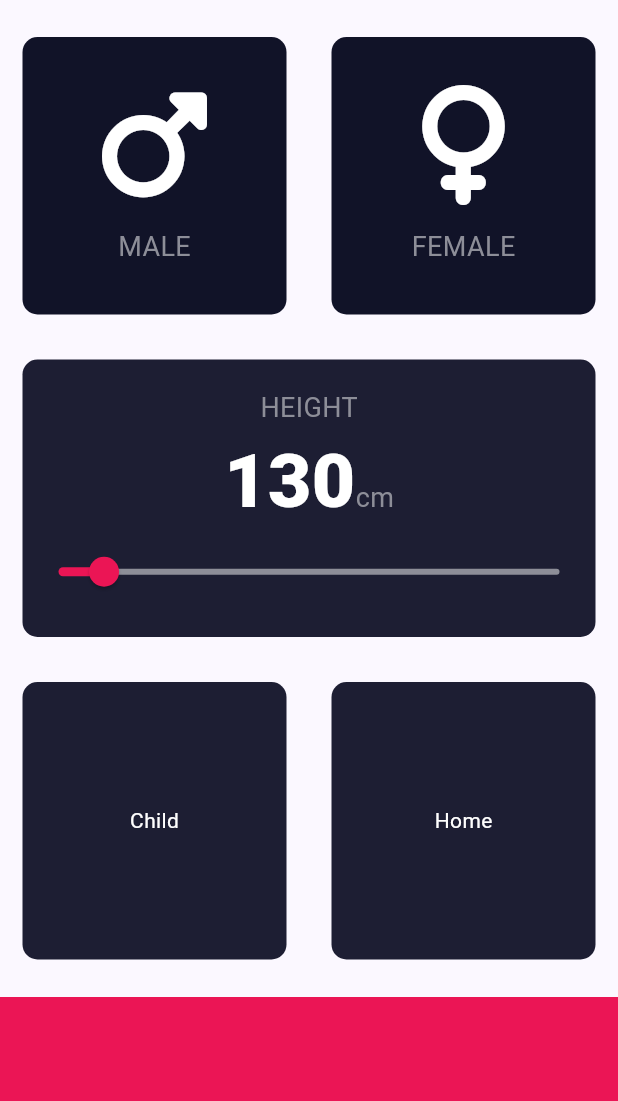
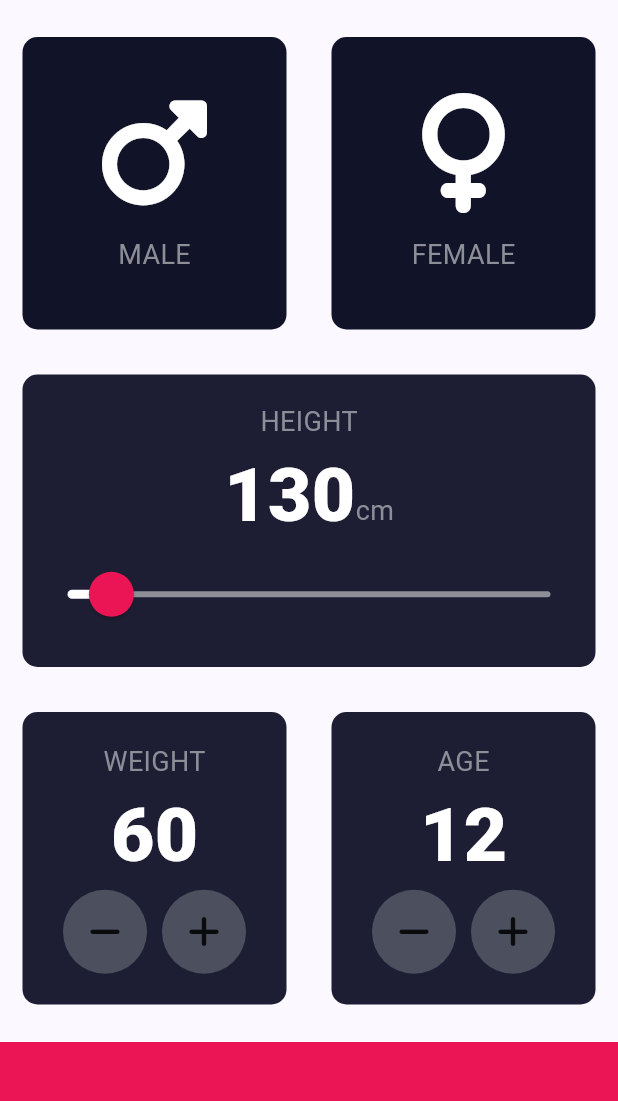
Before and after one commit to quantdev01/bmi_calculator, a Flutter app: the screen it shows after launch, on a phone screen of 412 x 824 dp, the part 119-1220 px from its top. Run offline on Flutter 3.47's test engine with Material 3 defaults, Android fonts, the phone set to English and light mode, and no system bars; our stand-ins replace font_awesome_flutter.

Commit message:
constants added new constants and input_page.dart

```diff
--- a/lib/constants.dart
+++ b/lib/constants.dart
@@ -4,6 +4,7 @@ const kBottomBarHeight = 80.0;
 const kActiveColor = Color(0xff1d1e33);
 const kInactiveColor = Color(0xff111328);
 const kBottomBarColor = Color(0xFFEB1555);
+const kPlusMoinButtonColor = Color(0xff4c4f5e);
 
 const kTextStyle = TextStyle(
   color: Color(0xff8d8e98),
--- a/lib/input_page.dart
+++ b/lib/input_page.dart
@@ -22,6 +22,8 @@ class InputPage extends StatefulWidget {
 class _InputPageState extends State<InputPage> {
   CardGender gender = CardGender.none;
   int height = 130;
+  int weight = 60;
+  int age = 12;
 
   @override
   Widget build(BuildContext context) {
@@ -95,17 +97,26 @@ class _InputPageState extends State<InputPage> {
                       ),
                     ],
                   ),
-                  Slider(
+                  SliderTheme(
+                    data: SliderTheme.of(context).copyWith(
+                        inactiveTrackColor: Color(0xff8d8e98),
+                        activeTrackColor: Colors.white,
+                        thumbColor: Color(0xffeb1555),
+                        overlayColor: Color(0x29eb1555),
+                        thumbShape:
+                            RoundSliderThumbShape(enabledThumbRadius: 15.0),
+                        overlayShape:
+                            RoundSliderOverlayShape(overlayRadius: 30)),
+                    child: Slider(
                       value: height.toDouble(),
                       onChanged: (double changedHeight) {
                         setState(() {
                           height = changedHeight.toInt();
                         });
                       },
-                    activeColor: Color(0xffeb1555),
-                    inactiveColor: Color(0xff8d8e98),
                       min: kMinHeight,
                       max: kMaxHeight,
+                    ),
                   ),
                 ],
               ),
@@ -120,15 +131,83 @@ class _InputPageState extends State<InputPage> {
                   child: ReusableCard(
                     onPress: () {},
                     myColor: kActiveColor,
-                    cardChild: Text("Child"),
+                    cardChild: Column(
+                      mainAxisAlignment: MainAxisAlignment.center,
+                      children: [
+                        Text(
+                          "WEIGHT",
+                          style: kTextStyle,
+                        ),
+                        Text(
+                          weight.toString(),
+                          style: kNumbersTextStyle,
+                        ),
+                        Row(
+                          mainAxisAlignment: MainAxisAlignment.center,
+                          children: [
+                            roundedButton(
+                                icon: FontAwesomeIcons.minus,
+                                setWeight: () {
+                                  setState(() {
+                                    weight--;
+                                  });
+                                }),
+                            SizedBox(
+                              width: 10,
+                            ),
+                            roundedButton(
+                                icon: FontAwesomeIcons.plus,
+                                setWeight: () {
+                                  setState(() {
+                                    weight++;
+                                  });
+                                })
+                          ],
+                        )
+                      ],
+                    ),
                   ),
                 ),
                 Expanded(
                   flex: 1,
                   child: ReusableCard(
                     myColor: kActiveColor,
-                    cardChild: Text("Home"),
                     onPress: () {},
+                    cardChild: Column(
+                      mainAxisAlignment: MainAxisAlignment.center,
+                      children: [
+                        Text(
+                          "AGE",
+                          style: kTextStyle,
+                        ),
+                        Text(
+                          age.toString(),
+                          style: kNumbersTextStyle,
+                        ),
+                        Row(
+                          mainAxisAlignment: MainAxisAlignment.center,
+                          children: [
+                            roundedButton(
+                                icon: FontAwesomeIcons.minus,
+                                setWeight: () {
+                                  setState(() {
+                                    age--;
+                                  });
+                                }),
+                            SizedBox(
+                              width: 10,
+                            ),
+                            roundedButton(
+                                icon: FontAwesomeIcons.plus,
+                                setWeight: () {
+                                  setState(() {
+                                    age++;
+                                  });
+                                })
+                          ],
+                        )
+                      ],
+                    ),
                   ),
                 ),
               ],
@@ -138,10 +217,27 @@ class _InputPageState extends State<InputPage> {
             color: kBottomBarColor,
             margin: EdgeInsets.only(top: 10),
             width: double.infinity,
-            height: kBottomBarHeight,
+            height: 50,
           ),
         ],
       ),
     );
   }
 }
+
+RawMaterialButton roundedButton({
+  required IconData icon,
+  required Function setWeight,
+}) {
+  return RawMaterialButton(
+    onPressed: () => setWeight(),
+    constraints: BoxConstraints.expand(
+      height: 56,
+      width: 56,
+    ),
+    fillColor: kPlusMoinButtonColor,
+    shape: CircleBorder(),
+    elevation: 0,
+    child: Icon(icon),
+  );
+}
```
Lines whose indentation alone changed are shown as unchanged.
